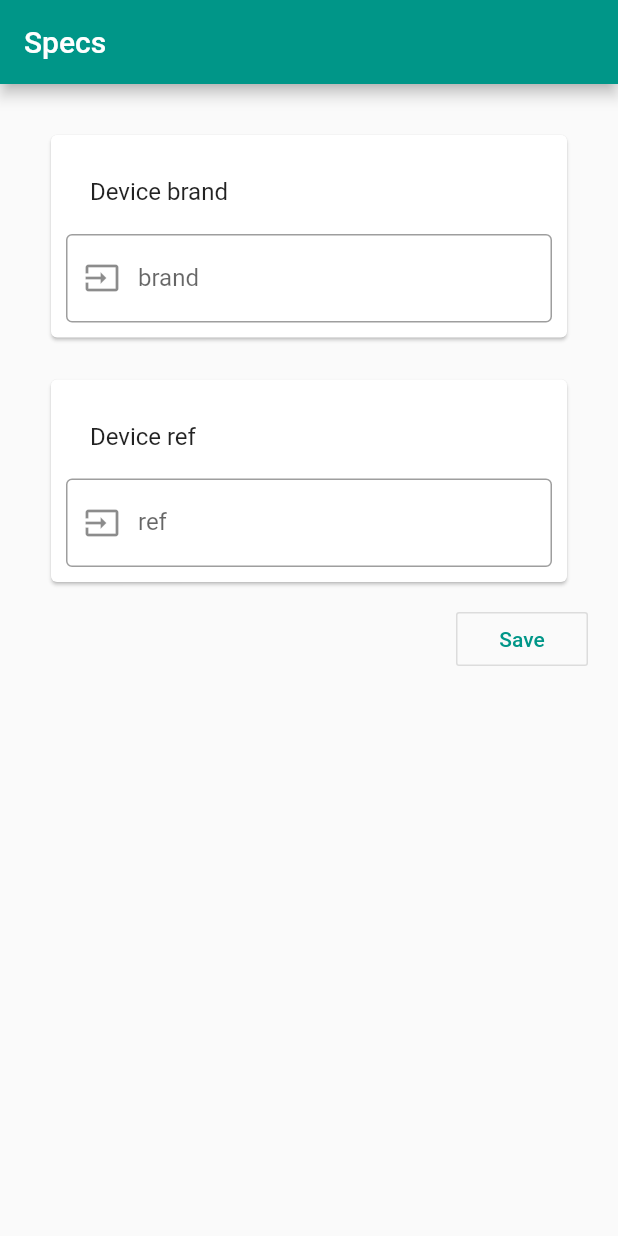
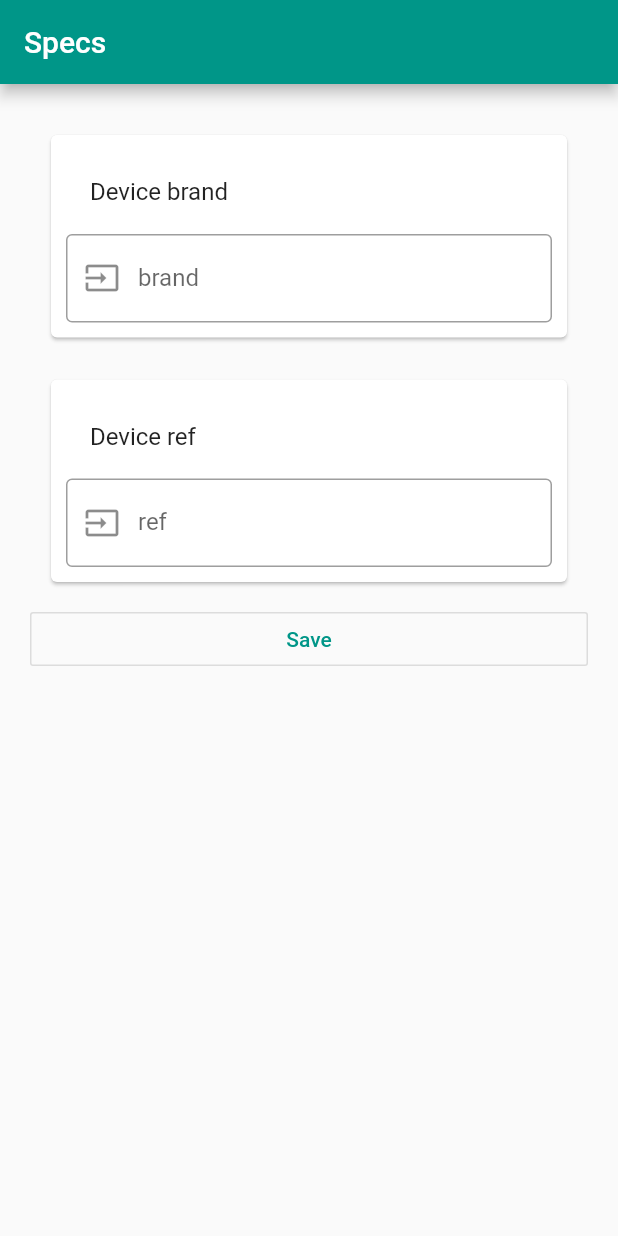
Before and after one commit to vcapilladeveloper/covital_dataset_builder, a Flutter app: the screen it shows after launch, on a phone screen of 412 x 824 dp. Run offline on Flutter 3.47's test engine with Material 2 defaults, Android fonts, the phone set to English and light mode, and no system bars; our stand-ins replace camera, chewie, fluttertoast, video_player; missing offline and left inert: countdown, flutter_ffmpeg, smart_signal_processing.

Commit message:
malcolm: list view and characters for device specs

```diff
--- a/lib/device_specs_page.dart
+++ b/lib/device_specs_page.dart
@@ -44,8 +44,8 @@ class _DeviceSpecsScreenState extends State<DeviceSpecsScreen> {
         ),
         body: new Padding(
             padding: EdgeInsets.all(20),
-            child: Column(
-              crossAxisAlignment: CrossAxisAlignment.end,
+            child: ListView(
+//              crossAxisAlignment: CrossAxisAlignment.end,
               children: <Widget>[
                 Padding(
                     padding: EdgeInsets.all(10),
@@ -57,7 +57,7 @@ class _DeviceSpecsScreenState extends State<DeviceSpecsScreen> {
                                 title: Text("Device brand"),
                               ),
                               TextField(
-                                keyboardType: TextInputType.number,
+//                                keyboardType: TextInputType.number,
                                 decoration: InputDecoration(
                                     border: OutlineInputBorder(),
                                     prefixIcon: Icon(Icons.input),
@@ -85,7 +85,7 @@ class _DeviceSpecsScreenState extends State<DeviceSpecsScreen> {
                                 title: Text("Device ref"),
                               ),
                               TextField(
-                                keyboardType: TextInputType.number,
+//                                keyboardType: TextInputType.number,
                                 decoration: InputDecoration(
                                     border: OutlineInputBorder(),
                                     prefixIcon: Icon(Icons.input),
--- a/lib/home.dart
+++ b/lib/home.dart
@@ -131,6 +131,7 @@ class _HomeState extends State<Home>{
       onPressed: (){
         print("start to record");
         _loading_recording_process = true;
+        _time_left = Duration(seconds: 10);
         setState(() {
           controller.flash(true);
           init_process = true;
```
